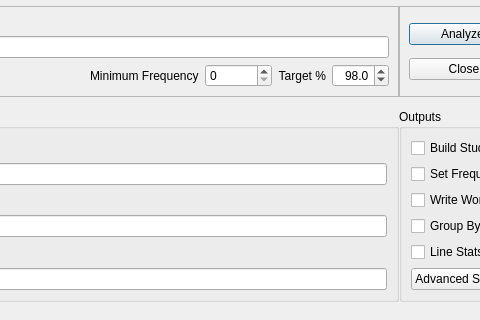
Old version of the form morph/readability.ui in the repository kaegi/MorphMan; both pictures show x 337 to 817 and y 0 to 320 of the 901 by 730 pixel window.
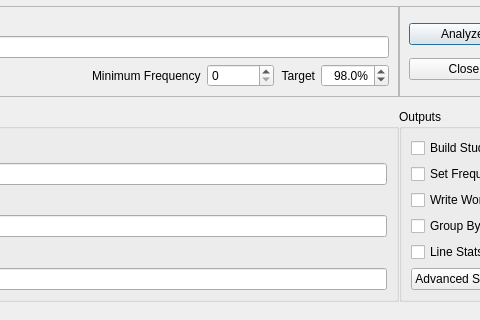
New version of the form. Custom widgets are drawn as their Qt base class.

```diff
--- a/morph/readability.ui
+++ b/morph/readability.ui
@@ -145,7 +145,7 @@
           <item>
            <widget class="QLabel" name="targetLabel">
             <property name="text">
-             <string>Target %</string>
+             <string>Target</string>
             </property>
             <property name="alignment">
              <set>Qt::AlignRight|Qt::AlignTrailing|Qt::AlignVCenter</set>
@@ -170,6 +170,9 @@
             <property name="alignment">
              <set>Qt::AlignRight|Qt::AlignTrailing|Qt::AlignVCenter</set>
             </property>
+            <property name="suffix">
+             <string>%</string>
+            </property>
             <property name="decimals">
              <number>1</number>
             </property>
```
